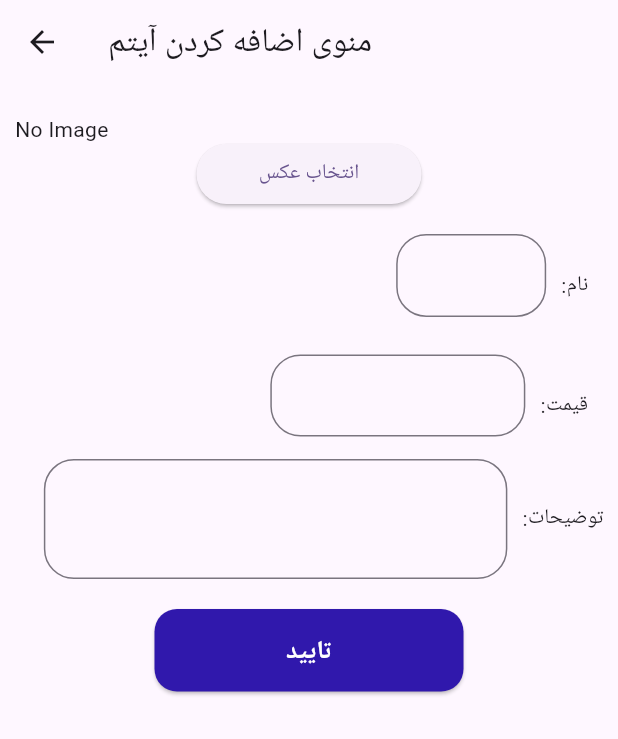
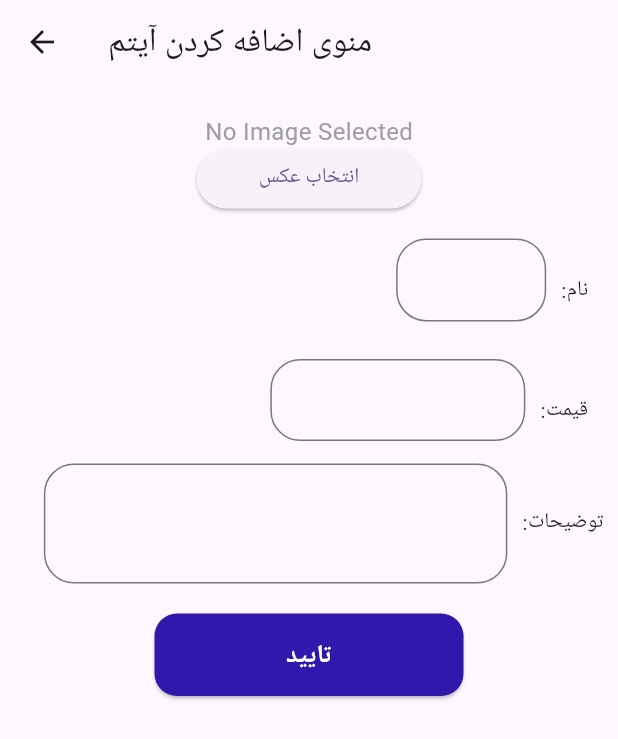
Before and after one commit to avafrzmhr/Food_Delivery, a Flutter app: the AddFoodForm screen opened directly, after a tap on "انتخاب عکس", on a phone screen of 412 x 824 dp. Shown: the top 739 px of the screen. Run offline on Flutter 3.47's test engine with Material 3 defaults, Android fonts, the phone set to English and light mode, and no system bars; our stand-ins replace bloc, dio, equatable, file_picker, flutter_bloc, flutter_map and 6 more; missing offline and left inert: dart:html; accounts and stored records are empty; network calls fail.

Commit message:
fix add food form

```diff
--- a/lib/views/owners/food/add_food_form.dart
+++ b/lib/views/owners/food/add_food_form.dart
@@ -1,7 +1,10 @@
 import 'dart:developer';
+import 'dart:html' as html;
 import 'dart:io';
+import 'dart:typed_data';
 
 import 'package:file_picker/file_picker.dart';
+import 'package:flutter/foundation.dart';
 import 'package:flutter/material.dart';
 import 'package:flutter_bloc/flutter_bloc.dart';
 import 'package:food_delivery/data/model/restaurant/category_model.dart';
@@ -19,7 +22,7 @@ class AddFoodForm extends StatefulWidget {
 class _AddFoodFormState extends State<AddFoodForm> {
   List<String> list = ['Drinks', 'FastFoods'];
 
-  File? imagevalue;
+  Uint8List? imageBytes;
   File? file1;
   TextEditingController priceController = TextEditingController();
   TextEditingController descController = TextEditingController();
@@ -27,17 +30,38 @@ class _AddFoodFormState extends State<AddFoodForm> {
   String? fileName;
 
   Future<void> uploadImage() async {
-    print('Opening file picker...');
+    if (kIsWeb) {
+      final html.FileUploadInputElement uploadInput =
+          html.FileUploadInputElement()
+            ..accept = 'image/*'
+            ..multiple = false;
+
+      uploadInput.click();
+
+      uploadInput.onChange.listen((e) async {
+        final files = uploadInput.files;
+        if (files!.isEmpty) return;
+
+        final reader = html.FileReader();
+        reader.readAsArrayBuffer(files[0]!);
+        reader.onLoadEnd.listen((e) {
+          setState(() {
+            imageBytes = reader.result as Uint8List; // Handle as Uint8List
+          });
+        });
+      });
+    } else {
       FilePickerResult? result = await FilePicker.platform.pickFiles(
         type: FileType.image,
       );
 
       if (result != null) {
         setState(() {
-        imagevalue = File(result.files.single.path!);
+          imageBytes = result.files.single.bytes; // Use Uint8List directly
         });
       } else {
-      print('No image selected.');
+        log('No image selected.');
+      }
     }
   }
 
@@ -65,10 +89,25 @@ class _AddFoodFormState extends State<AddFoodForm> {
                   padding: const EdgeInsets.all(10),
                   physics: const BouncingScrollPhysics(),
                   children: [
-                    Container(
-                        child: imagevalue == null
-                            ? const Text('No Image')
-                            : Image.file(imagevalue!)),
+                    imageBytes == null
+                        ? const Center(
+                            child: Text(
+                              'No Image Selected',
+                              style:
+                                  TextStyle(fontSize: 16, color: Colors.grey),
+                            ),
+                          )
+                        : Center(
+                            child: ClipRRect(
+                              borderRadius: BorderRadius.circular(10),
+                              child: Image.memory(
+                                imageBytes!,
+                                width: constraints.maxWidth * 0.8,
+                                height: constraints.maxWidth * 0.8,
+                                fit: BoxFit.cover,
+                              ),
+                            ),
+                          ),
                     Align(
                       alignment: Alignment.center,
                       child: SizedBox(
@@ -76,7 +115,8 @@ class _AddFoodFormState extends State<AddFoodForm> {
                         height: 40,
                         child: ElevatedButton(
                           onPressed: () => uploadImage(),
-                            child: const Text("انتخاب عکس")),
+                          child: const Text("انتخاب عکس"),
+                        ),
                       ),
                     ),
                     const SizedBox(
@@ -199,7 +239,7 @@ class _AddFoodFormState extends State<AddFoodForm> {
                                 onPressed: () {
                                   BlocProvider.of<AddFoodBloc>(context).add(
                                       AddFoodRequestEvent(
-                                          imagevalue!,
+                                          imageBytes!,
                                           selectedCategory!.id,
                                           nameController.text,
                                           descController.text,
--- a/lib/views/owners/food/bloc/add_food_bloc.dart
+++ b/lib/views/owners/food/bloc/add_food_bloc.dart
@@ -1,4 +1,5 @@
 import 'dart:io';
+import 'dart:typed_data';
 
 import 'package:bloc/bloc.dart';
 import 'package:equatable/equatable.dart';
--- a/lib/views/owners/food/bloc/add_food_event.dart
+++ b/lib/views/owners/food/bloc/add_food_event.dart
@@ -6,7 +6,7 @@ abstract class AddFoodEvent extends Equatable {
 }
 
 class AddFoodRequestEvent extends AddFoodEvent {
-  final File image;
+  final Uint8List image; // Use Uint8List for cross-platform compatibility
   final int category;
   final double price;
   final String name;
--- a/lib/views/owners/restaurant/add_res_bloc/add_restaurant_bloc.dart
+++ b/lib/views/owners/restaurant/add_res_bloc/add_restaurant_bloc.dart
@@ -1,4 +1,5 @@
 import 'dart:io';
+import 'dart:typed_data';
 
 import 'package:bloc/bloc.dart';
 import 'package:equatable/equatable.dart';
--- a/lib/views/owners/restaurant/add_res_bloc/add_restaurant_event.dart
+++ b/lib/views/owners/restaurant/add_res_bloc/add_restaurant_event.dart
@@ -6,7 +6,7 @@ abstract class AddRestaurantEvent extends Equatable {
 }
 
 class AddRestaurantRequestEvent extends AddRestaurantEvent {
-  final File image;
+  final Uint8List image; // Use Uint8List for cross-platform compatibility
   final String category;
   final String deliveryTime;
   final double minCartPrice;
@@ -33,6 +33,7 @@ class AddRestaurantRequestEvent extends AddRestaurantEvent {
     this.lat,
     this.long,
   );
+
   @override
   List<Object?> get props => [
         image,
```
Also changed, not shown: lib/data/repository/owner_repository.dart (+6 -5 lines), lib/data/source/owner_data_source.dart (+14 -8 lines), lib/views/owners/restaurant/add_restaurant_screen.dart (+64 -40 lines). Lines whose indentation alone changed are shown as unchanged.
